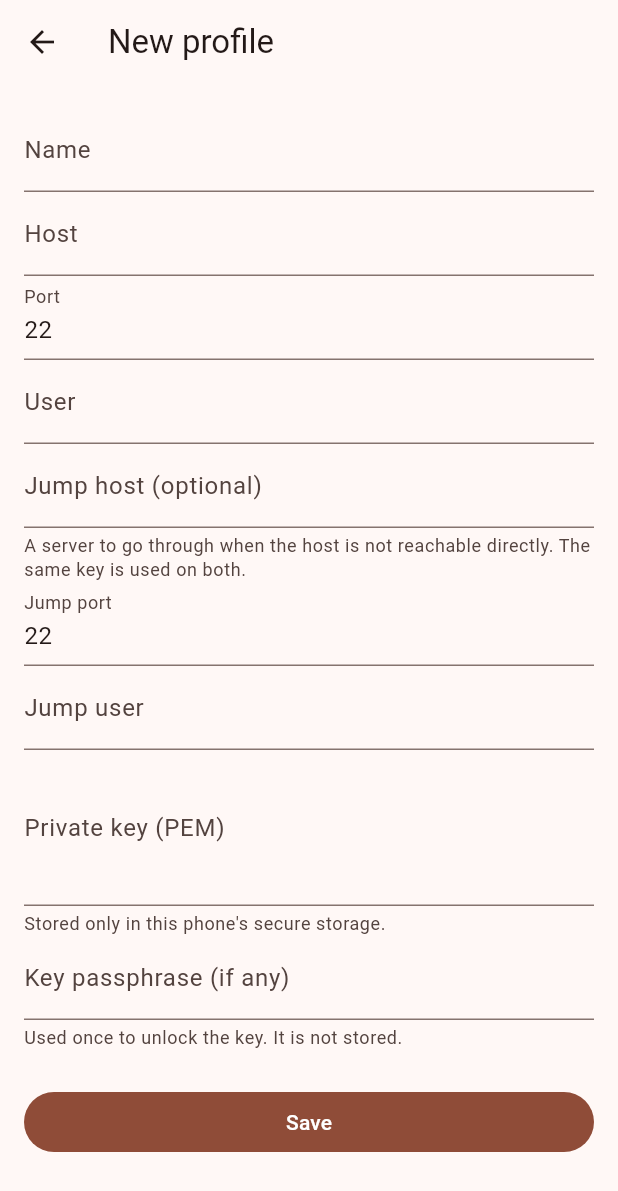
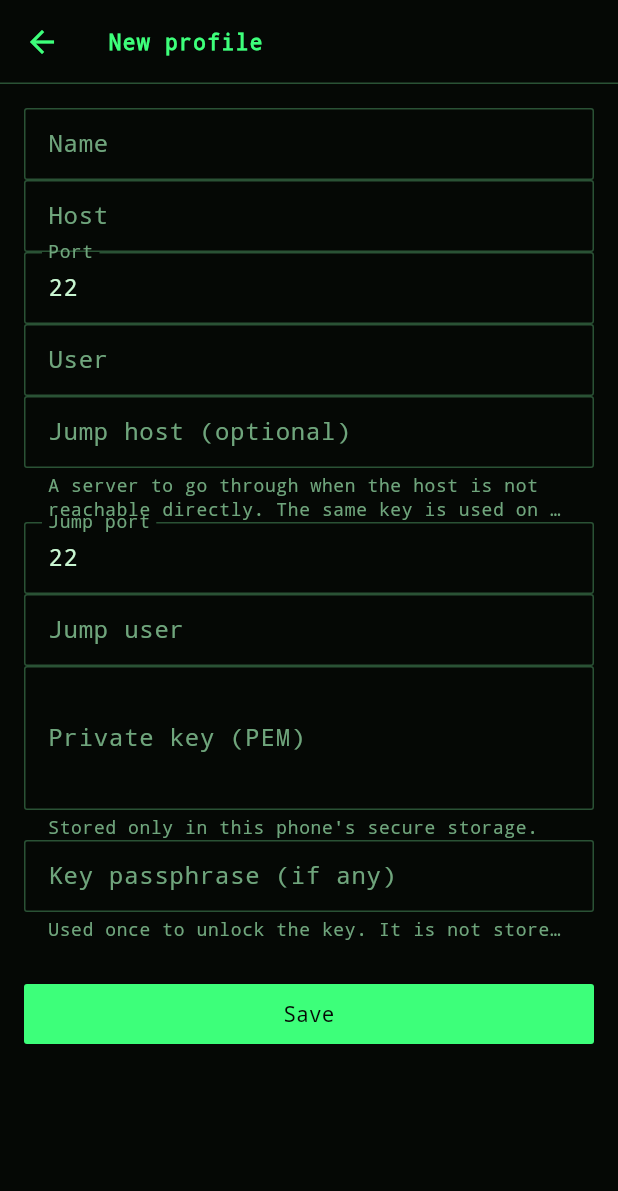
Before and after one commit to stephaneHerraiz/claude-mobile, a Flutter app: the screen it shows after launch, after a tap on the "add" icon, on a phone screen of 412 x 824 dp. Shown: the top 1191 px of the screen. Run offline on Flutter 3.47's test engine with Material 3 defaults, Android fonts, the phone set to English and light mode, and no system bars; our stand-ins replace flutter_markdown_plus, flutter_riverpod, flutter_secure_storage, local_auth, material_ui; missing offline and left inert: dartssh2.

Commit message:
feat: give the app a terminal look
Co-Authored-By: Claude Fable 5.2 <noreply@anthropic.com>

```diff
--- a/lib/main.dart
+++ b/lib/main.dart
@@ -3,6 +3,7 @@ import 'package:material_ui/material_ui.dart';
 
 import 'ui/lock_gate.dart';
 import 'ui/profiles_screen.dart';
+import 'ui/theme.dart';
 
 void main() {
   runApp(const ProviderScope(child: ClaudeMobileApp()));
@@ -17,11 +18,7 @@ class ClaudeMobileApp extends StatelessWidget {
   Widget build(BuildContext context) {
     return MaterialApp(
       title: 'Claude Mobile',
-      theme: ThemeData(colorSchemeSeed: Colors.deepOrange),
-      darkTheme: ThemeData(
-        colorSchemeSeed: Colors.deepOrange,
-        brightness: Brightness.dark,
-      ),
+      theme: terminalTheme,
       home: LockGate(authenticate: authenticate, child: const ProfilesScreen()),
     );
   }
--- a/lib/ui/sessions_screen.dart
+++ b/lib/ui/sessions_screen.dart
@@ -144,7 +144,9 @@ class SessionsScreen extends ConsumerWidget {
                   padding: const EdgeInsets.fromLTRB(16, 16, 16, 4),
                   child: Text(
                     entry.key,
-                    style: Theme.of(context).textTheme.labelLarge,
+                    style: Theme.of(context).textTheme.labelLarge?.copyWith(
+                      color: Theme.of(context).colorScheme.primary,
+                    ),
                   ),
                 ),
                 for (final (i, s) in entry.value.indexed) ...[
--- /dev/null
+++ b/lib/ui/theme.dart
@@ -0,0 +1,147 @@
+import 'package:material_ui/material_ui.dart';
+
+/// The app's colours: a phosphor-green terminal on black.
+abstract final class TerminalColors {
+  static const background = Color(0xFF050805);
+  static const surface = Color(0xFF0B120C);
+  static const raised = Color(0xFF122016);
+  static const line = Color(0xFF2A5235);
+  static const green = Color(0xFF3DFF7A);
+  static const dimGreen = Color(0xFF1C7A3D);
+  static const text = Color(0xFFC9F7D2);
+  static const mutedText = Color(0xFF6FA57C);
+  static const amber = Color(0xFFFFC857);
+  static const red = Color(0xFFFF5C6C);
+}
+
+const _square = RoundedRectangleBorder(
+  borderRadius: BorderRadius.all(Radius.circular(2)),
+);
+
+/// One look, light or dark phone alike: monospace, square, green on black.
+final ThemeData terminalTheme = _build();
+
+ThemeData _build() {
+  const scheme = ColorScheme.dark(
+    primary: TerminalColors.green,
+    onPrimary: TerminalColors.background,
+    primaryContainer: TerminalColors.raised,
+    onPrimaryContainer: TerminalColors.text,
+    secondary: TerminalColors.amber,
+    onSecondary: TerminalColors.background,
+    secondaryContainer: TerminalColors.raised,
+    onSecondaryContainer: TerminalColors.text,
+    tertiary: TerminalColors.amber,
+    surface: TerminalColors.background,
+    onSurface: TerminalColors.text,
+    onSurfaceVariant: TerminalColors.mutedText,
+    surfaceContainerLowest: TerminalColors.background,
+    surfaceContainerLow: TerminalColors.surface,
+    surfaceContainer: TerminalColors.surface,
+    surfaceContainerHigh: TerminalColors.raised,
+    surfaceContainerHighest: TerminalColors.raised,
+    outline: TerminalColors.dimGreen,
+    outlineVariant: TerminalColors.line,
+    error: TerminalColors.red,
+    onError: TerminalColors.background,
+  );
+  final base = ThemeData(
+    brightness: Brightness.dark,
+    colorScheme: scheme,
+    fontFamily: 'monospace',
+    scaffoldBackgroundColor: TerminalColors.background,
+  );
+  const fieldBorder = OutlineInputBorder(
+    borderRadius: BorderRadius.all(Radius.circular(2)),
+    borderSide: BorderSide(color: TerminalColors.line),
+  );
+  return base.copyWith(
+    appBarTheme: AppBarTheme(
+      backgroundColor: TerminalColors.background,
+      foregroundColor: TerminalColors.green,
+      elevation: 0,
+      scrolledUnderElevation: 0,
+      titleTextStyle: base.textTheme.titleMedium?.copyWith(
+        color: TerminalColors.green,
+        fontWeight: FontWeight.bold,
+        letterSpacing: 1,
+      ),
+      shape: const Border(bottom: BorderSide(color: TerminalColors.line)),
+    ),
+    dividerTheme: const DividerThemeData(
+      color: TerminalColors.line,
+      thickness: 1,
+      space: 1,
+    ),
+    listTileTheme: const ListTileThemeData(
+      iconColor: TerminalColors.green,
+      textColor: TerminalColors.text,
+      subtitleTextStyle: TextStyle(
+        fontFamily: 'monospace',
+        fontSize: 12,
+        color: TerminalColors.mutedText,
+      ),
+    ),
+    inputDecorationTheme: InputDecorationTheme(
+      border: fieldBorder,
+      enabledBorder: fieldBorder,
+      focusedBorder: fieldBorder.copyWith(
+        borderSide: const BorderSide(color: TerminalColors.green),
+      ),
+      labelStyle: const TextStyle(color: TerminalColors.mutedText),
+      helperStyle: const TextStyle(color: TerminalColors.mutedText),
+      isDense: true,
+    ),
+    filledButtonTheme: FilledButtonThemeData(
+      style: FilledButton.styleFrom(shape: _square),
+    ),
+    outlinedButtonTheme: OutlinedButtonThemeData(
+      style: OutlinedButton.styleFrom(
+        shape: _square,
+        side: const BorderSide(color: TerminalColors.dimGreen),
+      ),
+    ),
+    textButtonTheme: TextButtonThemeData(
+      style: TextButton.styleFrom(shape: _square),
+    ),
+    floatingActionButtonTheme: const FloatingActionButtonThemeData(
+      backgroundColor: TerminalColors.green,
+      foregroundColor: TerminalColors.background,
+      shape: _square,
+    ),
+    cardTheme: const CardThemeData(
+      color: TerminalColors.surface,
+      elevation: 0,
+      shape: RoundedRectangleBorder(
+        borderRadius: BorderRadius.all(Radius.circular(2)),
+        side: BorderSide(color: TerminalColors.line),
+      ),
+    ),
+    dialogTheme: const DialogThemeData(
+      backgroundColor: TerminalColors.surface,
+      shape: RoundedRectangleBorder(
+        borderRadius: BorderRadius.all(Radius.circular(2)),
+        side: BorderSide(color: TerminalColors.dimGreen),
+      ),
+    ),
+    snackBarTheme: const SnackBarThemeData(
+      backgroundColor: TerminalColors.raised,
+      contentTextStyle: TextStyle(
+        fontFamily: 'monospace',
+        color: TerminalColors.text,
+      ),
+      shape: _square,
+    ),
+    bannerTheme: const MaterialBannerThemeData(
+      backgroundColor: TerminalColors.raised,
+      contentTextStyle: TextStyle(
+        fontFamily: 'monospace',
+        color: TerminalColors.amber,
+      ),
+    ),
+    progressIndicatorTheme: const ProgressIndicatorThemeData(
+      color: TerminalColors.green,
+      linearTrackColor: TerminalColors.line,
+    ),
+  );
+}
```
Also changed, not shown: lib/ui/chat_screen.dart (+17 -2 lines), lib/ui/markdown_text.dart (+22 -6 lines), lib/ui/permission_card.dart (+11 -3 lines), 3 other files.
